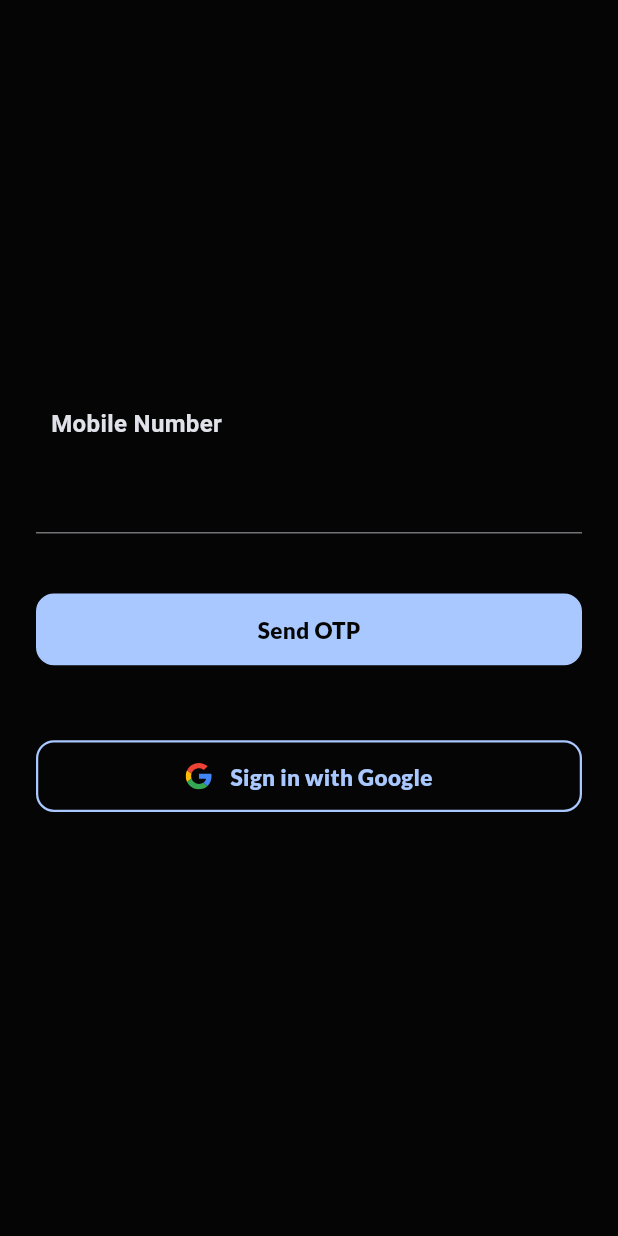
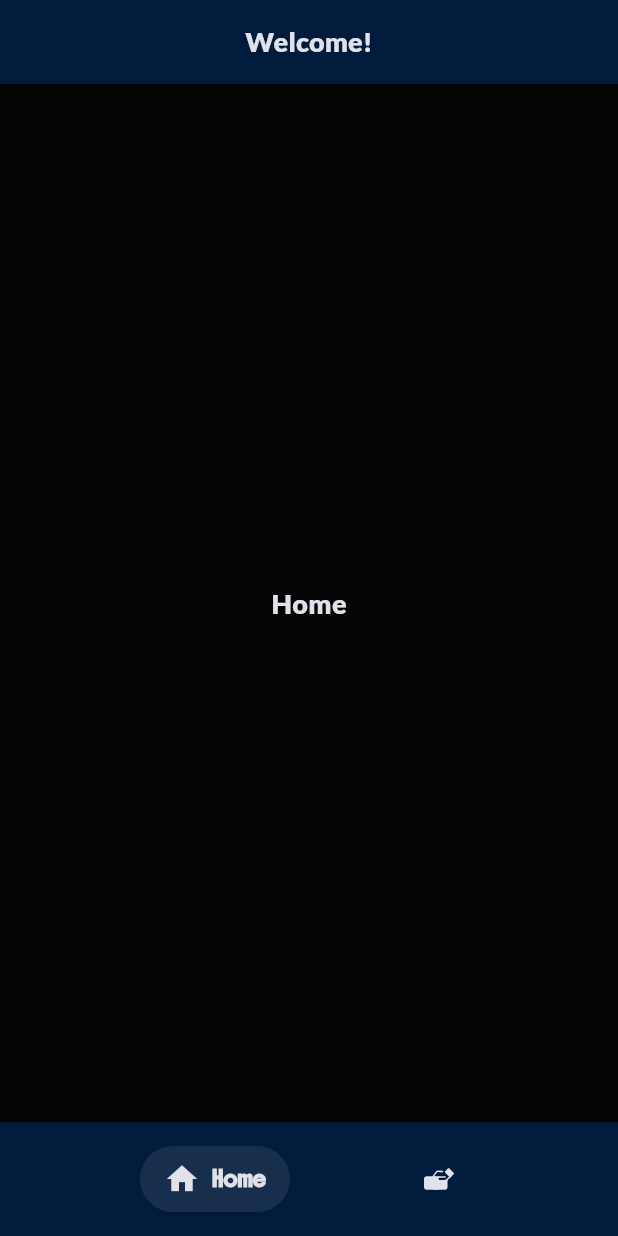
Before and after one commit to CodingSahil/expense_app, a Flutter app: the screen it shows after launch, on a phone screen of 412 x 824 dp. Run offline on Flutter 3.47's test engine with Material 3 defaults, Android fonts, the phone set to English and light mode, and no system bars; drawn by our look-alikes of salomon_bottom_bar; our stand-ins replace bloc, equatable, firebase_auth, firebase_core, flutter_bloc, flutter_svg and 3 more; accounts and stored records are empty.

Commit message:
- Home page added

```diff
--- a/lib/bloc/common_states/initializer.dart
+++ b/lib/bloc/common_states/initializer.dart
@@ -1,3 +1,4 @@
+import 'package:expense_app/bloc/home/home_bloc.dart';
 import 'package:expense_app/bloc/login/login_bloc.dart';
 import 'package:expense_app/bloc/splash/splash_cubit.dart';
 import 'package:flutter_bloc/flutter_bloc.dart';
@@ -15,6 +16,7 @@ class InternalInitializerState {
       providers: [
         BlocProvider<SplashCubit>(create: (context) => SplashCubit()),
         BlocProvider<LoginBloc>(create: (context) => LoginBloc()),
+        BlocProvider<HomeBloc>(create: (context) => HomeBloc()),
       ],
     );
   }
--- /dev/null
+++ b/lib/bloc/home/home_bloc.dart
@@ -0,0 +1,12 @@
+import 'package:bloc/bloc.dart';
+import 'package:equatable/equatable.dart';
+
+part 'home_event.dart';
+
+part 'home_state.dart';
+
+class HomeBloc extends Bloc<HomeEvent, HomeState> {
+  HomeBloc() : super(HomeState()) {
+    on<ChangeTab>((event, emit) => emit(state.copyWith(currentIndex: event.currentIndex)));
+  }
+}
--- /dev/null
+++ b/lib/bloc/home/home_event.dart
@@ -0,0 +1,11 @@
+part of 'home_bloc.dart';
+
+abstract class HomeEvent {
+  const HomeEvent();
+}
+
+class ChangeTab extends HomeEvent {
+  ChangeTab({required this.currentIndex});
+
+  final int currentIndex;
+}
--- /dev/null
+++ b/lib/bloc/home/home_state.dart
@@ -0,0 +1,14 @@
+part of 'home_bloc.dart';
+
+final class HomeState extends Equatable {
+  const HomeState({this.currentIndex = 0});
+
+  final int currentIndex;
+
+  HomeState copyWith({int? currentIndex}) {
+    return HomeState(currentIndex: currentIndex ?? this.currentIndex);
+  }
+
+  @override
+  List<Object?> get props => [currentIndex];
+}
--- /dev/null
+++ b/lib/screens/home/home_view.dart
@@ -0,0 +1,85 @@
+import 'package:expense_app/bloc/home/home_bloc.dart';
+import 'package:expense_app/utils/constants/assets_paths.dart';
+import 'package:expense_app/utils/constants/debug_log_function.dart';
+import 'package:expense_app/utils/themes/text-style.dart';
+import 'package:expense_app/utils/widgets/app_bar.dart';
+import 'package:flutter/material.dart';
+import 'package:flutter_bloc/flutter_bloc.dart';
+import 'package:flutter_svg/flutter_svg.dart';
+import 'package:salomon_bottom_bar/salomon_bottom_bar.dart';
+
+class HomeView extends StatefulWidget {
+  const HomeView({super.key});
+
+  @override
+  State<HomeView> createState() => _HomeViewState();
+}
+
+class _HomeViewState extends State<HomeView> {
+  @override
+  Widget build(BuildContext context) {
+    ColorScheme colorScheme = Theme.of(context).colorScheme;
+    return BlocBuilder<HomeBloc, HomeState>(
+      builder: (context, state) => Scaffold(
+        backgroundColor: colorScheme.surface,
+        appBar: commonAppBar(title: "Welcome!", context: context),
+        body: Center(
+          child: AppTextTheme.text("Home", color: colorScheme.onSurface, fontSize: 18, fontWeight: FontWeight.w900),
+        ),
+        bottomNavigationBar: SalomonBottomBar(
+          currentIndex: state.currentIndex,
+          backgroundColor: colorScheme.onPrimaryFixed,
+          onTap: (index) {
+            context.read<HomeBloc>().add(ChangeTab(currentIndex: index));
+          },
+          selectedItemColor: colorScheme.onSurface,
+          curve: Curves.easeIn,
+          duration: Duration(milliseconds: 250),
+          margin: EdgeInsets.symmetric(horizontal: 20, vertical: 16),
+          items: [
+            SalomonBottomBarItem(
+              icon: Icon(Icons.home, size: 24, color: colorScheme.onSurface),
+              title: AppTextTheme.text(
+                "Home",
+                color: colorScheme.onSurface,
+                fontWeight: FontWeight.w900,
+                fontSize: 10,
+                isBoldonse: true,
+              ),
+            ),
+            SalomonBottomBarItem(
+              icon: SvgPicture.asset(
+                SvgPaths.icContribution,
+                height: 20,
+                width: 20,
+                colorFilter: ColorFilter.mode(colorScheme.onSurface, BlendMode.srcIn),
+              ),
+              title: AppTextTheme.text(
+                "Contro",
+                color: colorScheme.onSurface,
+                fontWeight: FontWeight.w900,
+                fontSize: 10,
+                isBoldonse: true,
+              ),
+            ),
+            // SalomonBottomBarItem(
+            //   icon: SvgPicture.asset(
+            //     SvgPaths.icExpense,
+            //     height: 24,
+            //     width: 24,
+            //     colorFilter: ColorFilter.mode(colorScheme.onSurface, BlendMode.srcIn),
+            //   ),
+            //   title: AppTextTheme.text(
+            //     "Personal Expense",
+            //     color: colorScheme.onSurface,
+            //     fontWeight: FontWeight.w900,
+            //     fontSize: 10,
+            //     isBoldonse: true,
+            //   ),
+            // ),
+          ],
+        ),
+      ),
+    );
+  }
+}
--- a/lib/screens/splash_view.dart
+++ b/lib/screens/splash_view.dart
@@ -29,7 +29,8 @@ class _SplashViewState extends State<SplashView> with SingleTickerProviderStateM
     controller.addStatusListener((status) {
       debugLog("status => $status");
       if (status == AnimationStatus.completed) {
-        Navigator.pushReplacementNamed(context, Routes.loginScreen);
+        // Navigator.pushReplacementNamed(context, Routes.loginScreen);
+        Navigator.pushReplacementNamed(context, Routes.homeView);
       }
     });
     super.initState();
--- a/lib/utils/constants/assets_paths.dart
+++ b/lib/utils/constants/assets_paths.dart
@@ -2,4 +2,6 @@ class SvgPaths {
   static const String eyeCloseSvg = 'assets/icons/eye_close_svg.svg';
   static const String eyeOpenSvg = 'assets/icons/eye_open_svg.svg';
   static const String icGoogle = 'assets/icons/ic-google.svg';
+  static const String icContribution = 'assets/icons/ic_contribution.svg';
+  static const String icExpense = 'assets/icons/ic_expense.svg';
 }
--- a/lib/utils/routes/app_route_generator.dart
+++ b/lib/utils/routes/app_route_generator.dart
@@ -1,5 +1,6 @@
 import 'package:expense_app/screens/auth/login_view.dart';
 import 'package:expense_app/screens/auth/otp_verification_view.dart';
+import 'package:expense_app/screens/home/home_view.dart';
 import 'package:expense_app/screens/splash_view.dart';
 import 'package:expense_app/utils/routes/routes.dart';
 import 'package:flutter/material.dart';
@@ -12,6 +13,9 @@ Route<dynamic>? onGenerateRoute(RouteSettings settings) {
     case Routes.otpVerificationView:
       return MaterialPageRoute(builder: (context) => OtpVerificationView());
 
+    case Routes.homeView:
+      return MaterialPageRoute(builder: (context) => HomeView());
+
     default:
       return MaterialPageRoute(builder: (context) => SplashView());
   }
--- a/lib/utils/routes/routes.dart
+++ b/lib/utils/routes/routes.dart
@@ -2,4 +2,5 @@ class Routes {
   static const String splashScreen = 'splashScreen';
   static const String loginScreen = 'loginScreen';
   static const String otpVerificationView = 'OtpVerificationView';
+  static const String homeView = 'HomeView';
 }
--- a/lib/utils/themes/text-style.dart
+++ b/lib/utils/themes/text-style.dart
@@ -12,10 +12,16 @@ class AppTextTheme {
     );
   }
 
-  static Widget text(String text, {required Color color, double? fontSize, FontWeight? fontWeight}) {
+  static Widget text(
+    String text, {
+    required Color color,
+    double? fontSize,
+    FontWeight? fontWeight,
+    bool isBoldonse = false,
+  }) {
     return Text(
       text,
-      style: textStyle(color: color, fontSize: fontSize, fontWeight: fontWeight),
+      style: textStyle(color: color, fontSize: fontSize, fontWeight: fontWeight, isBoldonse: isBoldonse),
     );
   }
 }
--- a/lib/utils/widgets/app_bar.dart
+++ b/lib/utils/widgets/app_bar.dart
@@ -1,12 +1,28 @@
+import 'package:expense_app/utils/themes/text-style.dart';
 import 'package:flutter/material.dart';
 
-PreferredSizeWidget commonAppBar({required String title, bool isDone = false, void Function()? onDone}) {
+PreferredSizeWidget commonAppBar({
+  required String title,
+  required BuildContext context,
+  bool isDone = false,
+  bool centerTitle = true,
+  void Function()? onDone,
+}) {
+  ColorScheme colorScheme = Theme.of(context).colorScheme;
   return AppBar(
-    backgroundColor: Colors.blueAccent,
-    centerTitle: true,
-    iconTheme: IconThemeData(color: Colors.white),
-    title: Text(title, style: TextStyle(fontWeight: FontWeight.w600, color: Colors.white)),
-    actions: [if (isDone) GestureDetector(behavior: HitTestBehavior.translucent, onTap: onDone, child: Icon(Icons.done, color: Colors.white, size: 22))],
+    // backgroundColor: colorScheme.onPrimary,
+    backgroundColor: colorScheme.onPrimaryFixed,
+    centerTitle: centerTitle,
+    iconTheme: IconThemeData(color: colorScheme.onSurface),
+    title: AppTextTheme.text(title, color: colorScheme.onSurface, fontSize: 18, fontWeight: FontWeight.w900),
+    actions: [
+      if (isDone)
+        GestureDetector(
+          behavior: HitTestBehavior.translucent,
+          onTap: onDone,
+          child: Icon(Icons.done, color: colorScheme.onSurface, size: 22),
+        ),
+    ],
     actionsPadding: EdgeInsets.symmetric(horizontal: 16, vertical: 2),
   );
 }
--- a/pubspec.yaml
+++ b/pubspec.yaml
@@ -20,6 +20,7 @@ dependencies:
   firebase_auth: ^6.1.2
   shared_preferences: ^2.5.3
   pinput: ^6.0.1
+  salomon_bottom_bar: ^3.3.2
 
 dev_dependencies:
   flutter_test:
```
Also changed, not shown: lib/screens/auth/otp_verification_view.dart (+31 -17 lines), assets/icons/ic_contribution.svg (added), assets/icons/ic_expense.svg (added), pubspec.lock.
